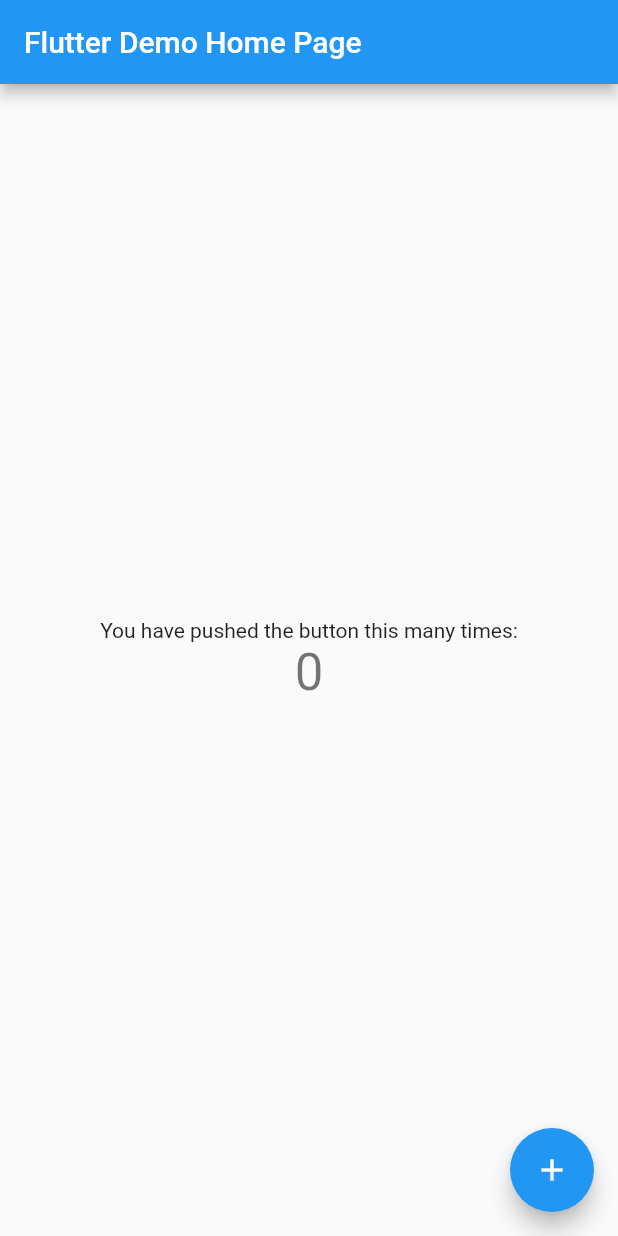
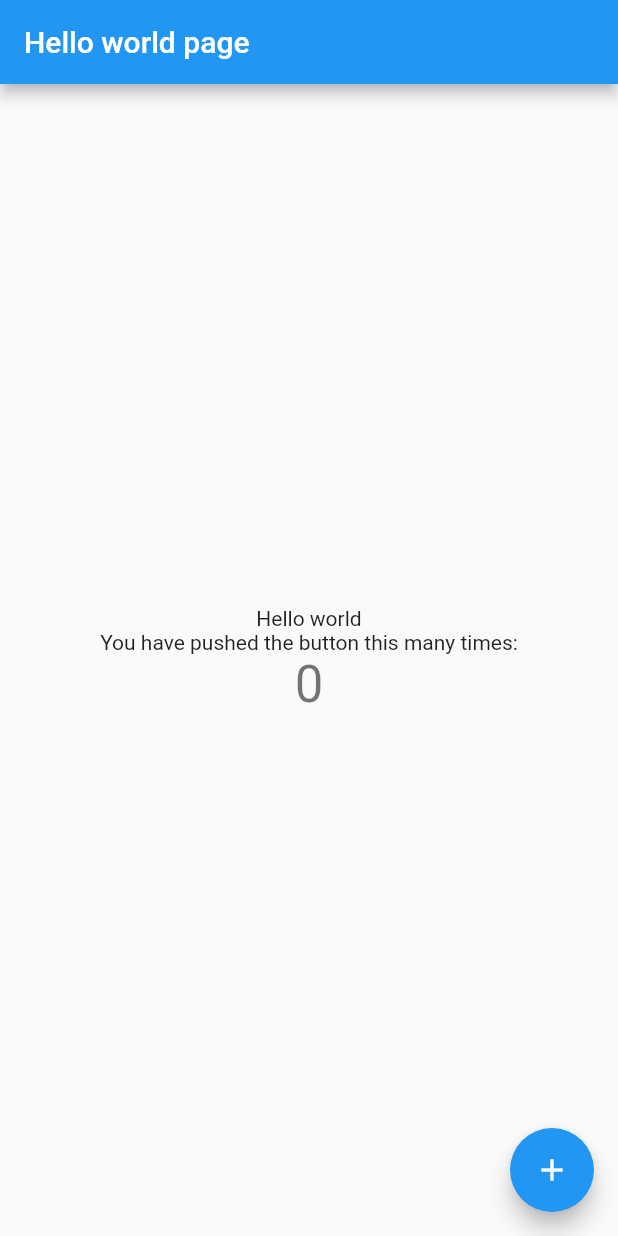
Before and after one commit to KGPARMAR/flutter_example, a Flutter app: the screen it shows after launch, on a phone screen of 412 x 824 dp. Run offline on Flutter 3.47's test engine with Material 2 defaults, Android fonts, the phone set to English and light mode, and no system bars.

Commit message:
[+] First App Hello world

```diff
--- a/lib/main.dart
+++ b/lib/main.dart
@@ -9,7 +9,7 @@ class MyApp extends StatelessWidget {
   @override
   Widget build(BuildContext context) {
     return MaterialApp(
-      title: 'Flutter Demo',
+      title: 'Hello Flutter',
       theme: ThemeData(
         // This is the theme of your application.
         //
@@ -26,7 +26,7 @@ class MyApp extends StatelessWidget {
         // closer together (more dense) than on mobile platforms.
         visualDensity: VisualDensity.adaptivePlatformDensity,
       ),
-      home: MyHomePage(title: 'Flutter Demo Home Page'),
+      home: MyHomePage(title: 'Hello world page'),
     );
   }
 }
@@ -98,6 +98,9 @@ class _MyHomePageState extends State<MyHomePage> {
           mainAxisAlignment: MainAxisAlignment.center,
           children: <Widget>[
             Text(
+              'Hello world',
+            ),
+            Text(
               'You have pushed the button this many times:',
             ),
             Text(
```
